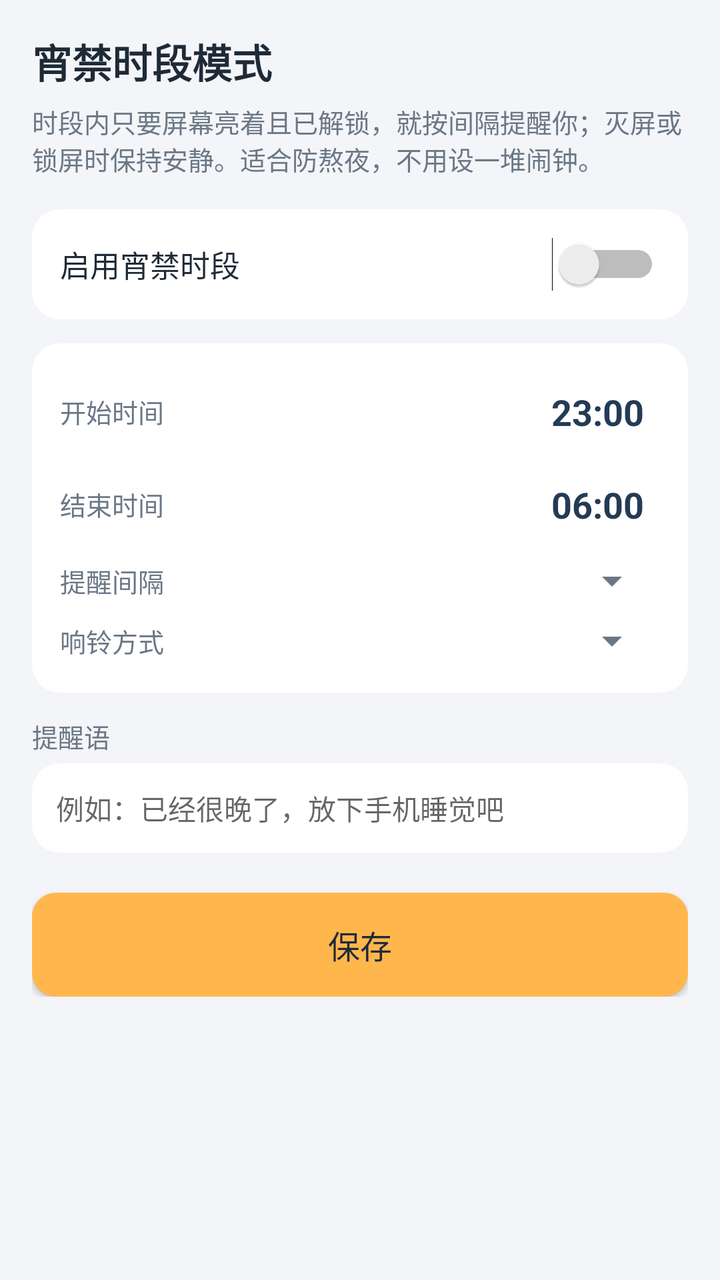
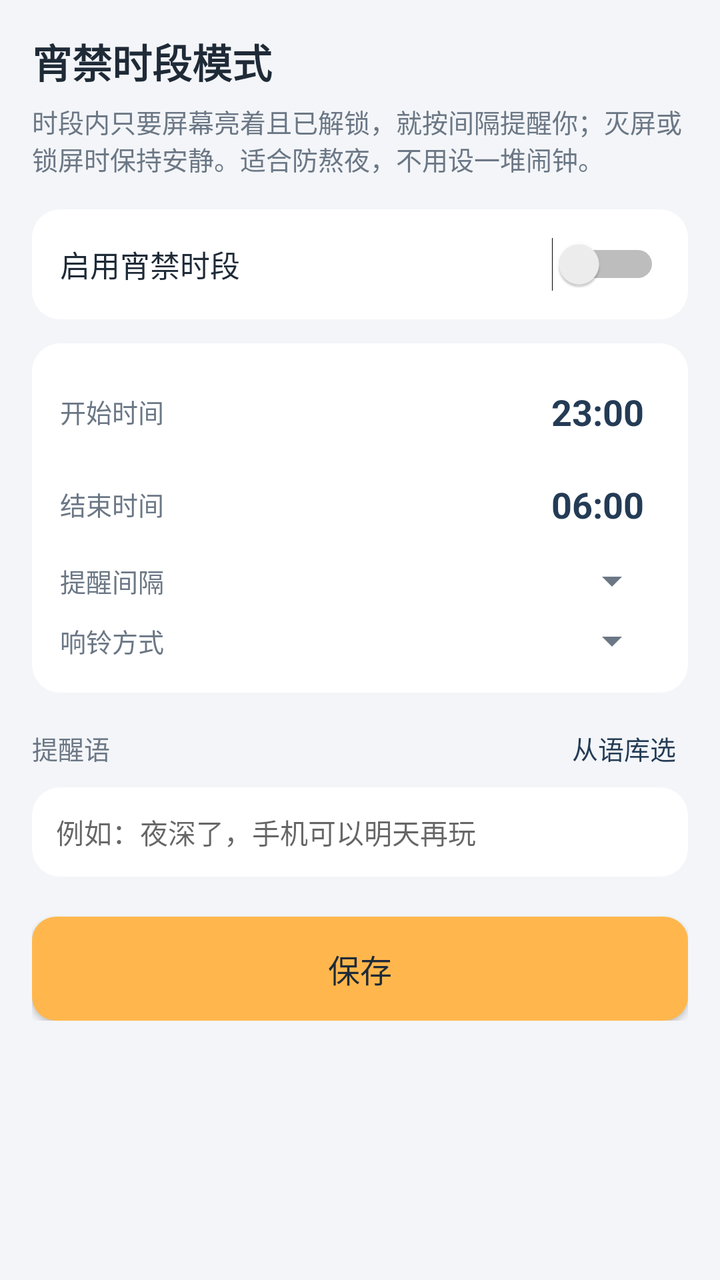

The first picture is an Android layout as it rendered before a commit; the second is the same layout after the commit. The layout source and the unified diff follow.
<!-- AndroidManifest.xml: application theme Theme.LightAlarm -->
<!-- res/layout/activity_curfew.xml -->
<?xml version="1.0" encoding="utf-8"?>
<ScrollView xmlns:android="http://schemas.android.com/apk/res/android"
    android:layout_width="match_parent"
    android:layout_height="match_parent"
    android:background="@color/bg">

    <LinearLayout
        android:layout_width="match_parent"
        android:layout_height="wrap_content"
        android:orientation="vertical"
        android:padding="16dp">

        <TextView
            android:layout_width="wrap_content"
            android:layout_height="wrap_content"
            android:text="宵禁时段模式"
            android:textColor="@color/text"
            android:textSize="20sp"
            android:textStyle="bold" />

        <TextView
            android:layout_width="match_parent"
            android:layout_height="wrap_content"
            android:paddingTop="6dp"
            android:text="时段内只要屏幕亮着且已解锁，就按间隔提醒你；灭屏或锁屏时保持安静。适合防熬夜，不用设一堆闹钟。"
            android:textColor="@color/sub"
            android:textSize="13sp" />

        <LinearLayout
            android:layout_width="match_parent"
            android:layout_height="wrap_content"
            android:layout_marginTop="16dp"
            android:background="@drawable/bg_card"
            android:gravity="center_vertical"
            android:orientation="horizontal"
            android:padding="14dp">

            <TextView
                android:layout_width="0dp"
                android:layout_height="wrap_content"
                android:layout_weight="1"
                android:text="启用宵禁时段"
                android:textColor="@color/text"
                android:textSize="15sp" />

            <Switch
                android:id="@+id/switchCurfewEnable"
                android:layout_width="wrap_content"
                android:layout_height="wrap_content" />
        </LinearLayout>

        <LinearLayout
            android:layout_width="match_parent"
            android:layout_height="wrap_content"
            android:layout_marginTop="12dp"
            android:background="@drawable/bg_card"
            android:orientation="vertical"
            android:padding="14dp">

            <LinearLayout
                android:layout_width="match_parent"
                android:layout_height="wrap_content"
                android:gravity="center_vertical"
                android:orientation="horizontal">

                <TextView
                    android:layout_width="0dp"
                    android:layout_height="wrap_content"
                    android:layout_weight="1"
                    android:text="开始时间"
                    android:textColor="@color/sub"
                    android:textSize="13sp" />

                <TextView
                    android:id="@+id/btnCurfewStart"
                    android:layout_width="wrap_content"
                    android:layout_height="wrap_content"
                    android:padding="8dp"
                    android:text="23:00"
                    android:textColor="@color/primary"
                    android:textSize="18sp"
                    android:textStyle="bold" />
            </LinearLayout>

            <LinearLayout
                android:layout_width="match_parent"
                android:layout_height="wrap_content"
                android:layout_marginTop="6dp"
                android:gravity="center_vertical"
                android:orientation="horizontal">

                <TextView
                    android:layout_width="0dp"
                    android:layout_height="wrap_content"
                    android:layout_weight="1"
                    android:text="结束时间"
                    android:textColor="@color/sub"
                    android:textSize="13sp" />

                <TextView
                    android:id="@+id/btnCurfewEnd"
                    android:layout_width="wrap_content"
                    android:layout_height="wrap_content"
                    android:padding="8dp"
                    android:text="06:00"
                    android:textColor="@color/primary"
                    android:textSize="18sp"
                    android:textStyle="bold" />
            </LinearLayout>

            <LinearLayout
                android:layout_width="match_parent"
                android:layout_height="wrap_content"
                android:layout_marginTop="6dp"
                android:gravity="center_vertical"
                android:orientation="horizontal">

                <TextView
                    android:layout_width="0dp"
                    android:layout_height="wrap_content"
                    android:layout_weight="1"
                    android:text="提醒间隔"
                    android:textColor="@color/sub"
                    android:textSize="13sp" />

                <Spinner
                    android:id="@+id/spCurfewInterval"
                    android:layout_width="wrap_content"
                    android:layout_height="wrap_content" />
            </LinearLayout>

            <LinearLayout
                android:layout_width="match_parent"
                android:layout_height="wrap_content"
                android:layout_marginTop="6dp"
                android:gravity="center_vertical"
                android:orientation="horizontal">

                <TextView
                    android:layout_width="0dp"
                    android:layout_height="wrap_content"
                    android:layout_weight="1"
                    android:text="响铃方式"
                    android:textColor="@color/sub"
                    android:textSize="13sp" />

                <Spinner
                    android:id="@+id/spCurfewSoundMode"
                    android:layout_width="wrap_content"
                    android:layout_height="wrap_content" />
            </LinearLayout>
        </LinearLayout>

        <TextView
            android:layout_width="wrap_content"
            android:layout_height="wrap_content"
            android:layout_marginTop="12dp"
            android:text="提醒语"
            android:textColor="@color/sub"
            android:textSize="13sp" />

        <EditText
            android:id="@+id/etCurfewMessage"
            android:layout_width="match_parent"
            android:layout_height="wrap_content"
            android:layout_marginTop="4dp"
            android:background="@drawable/bg_card"
            android:hint="例如：已经很晚了，放下手机睡觉吧"
            android:inputType="text"
            android:padding="12dp"
            android:singleLine="true"
            android:textColor="@color/text"
            android:textSize="14sp" />

        <Button
            android:id="@+id/btnCurfewSave"
            android:layout_width="match_parent"
            android:layout_height="52dp"
            android:layout_marginTop="20dp"
            android:background="@drawable/bg_button_primary"
            android:text="保存"
            android:textAllCaps="false"
            android:textColor="#FF1F2A37"
            android:textSize="16sp" />

    </LinearLayout>
</ScrollView>
<!-- resources referenced by this layout -->
<resources>
  <color name="bg">#FFF3F5F8</color>
  <color name="primary">#FF243B55</color>
  <color name="sub">#FF6B7785</color>
  <color name="text">#FF1F2A37</color>
  <!-- drawable bg_button_primary (drawable) -->
  <?xml version="1.0" encoding="utf-8"?>
  <shape xmlns:android="http://schemas.android.com/apk/res/android"
      android:shape="rectangle">
      <solid android:color="@color/accent" />
      <corners android:radius="12dp" />
  </shape>
  <!-- drawable bg_card (drawable) -->
  <?xml version="1.0" encoding="utf-8"?>
  <shape xmlns:android="http://schemas.android.com/apk/res/android"
      android:shape="rectangle">
      <solid android:color="@color/card" />
      <corners android:radius="14dp" />
  </shape>
  <style name="Theme.LightAlarm" parent="Theme.AppCompat.Light.NoActionBar">
          <item name="colorPrimary">@color/primary</item>
          <item name="colorPrimaryDark">@color/primary_dark</item>
          <item name="colorAccent">@color/accent</item>
          <item name="android:windowBackground">@color/bg</item>
          <item name="android:statusBarColor">@color/primary_dark</item>
          <item name="android:textColorPrimary">@color/text</item>
          <item name="android:textColorSecondary">@color/sub</item>
      </style>
  <color name="accent">#FFFFB74D</color>
  <color name="card">#FFFFFFFF</color>
  <color name="primary_dark">#FF16232F</color>
</resources>

<!-- the commit's change to res/layout/activity_curfew.xml (unified diff, before → after) -->
@@ -151,13 +151,30 @@
             </LinearLayout>
         </LinearLayout>
 
-        <TextView
-            android:layout_width="wrap_content"
+        <LinearLayout
+            android:layout_width="match_parent"
             android:layout_height="wrap_content"
             android:layout_marginTop="12dp"
-            android:text="提醒语"
-            android:textColor="@color/sub"
-            android:textSize="13sp" />
+            android:gravity="center_vertical"
+            android:orientation="horizontal">
+
+            <TextView
+                android:layout_width="0dp"
+                android:layout_height="wrap_content"
+                android:layout_weight="1"
+                android:text="提醒语"
+                android:textColor="@color/sub"
+                android:textSize="13sp" />
+
+            <TextView
+                android:id="@+id/btnCurfewPhrases"
+                android:layout_width="wrap_content"
+                android:layout_height="wrap_content"
+                android:padding="6dp"
+                android:text="从语库选"
+                android:textColor="@color/primary"
+                android:textSize="13sp" />
+        </LinearLayout>
 
         <EditText
             android:id="@+id/etCurfewMessage"
@@ -165,7 +182,7 @@
             android:layout_height="wrap_content"
             android:layout_marginTop="4dp"
             android:background="@drawable/bg_card"
-            android:hint="例如：已经很晚了，放下手机睡觉吧"
+            android:hint="例如：夜深了，手机可以明天再玩"
             android:inputType="text"
             android:padding="12dp"
             android:singleLine="true"
